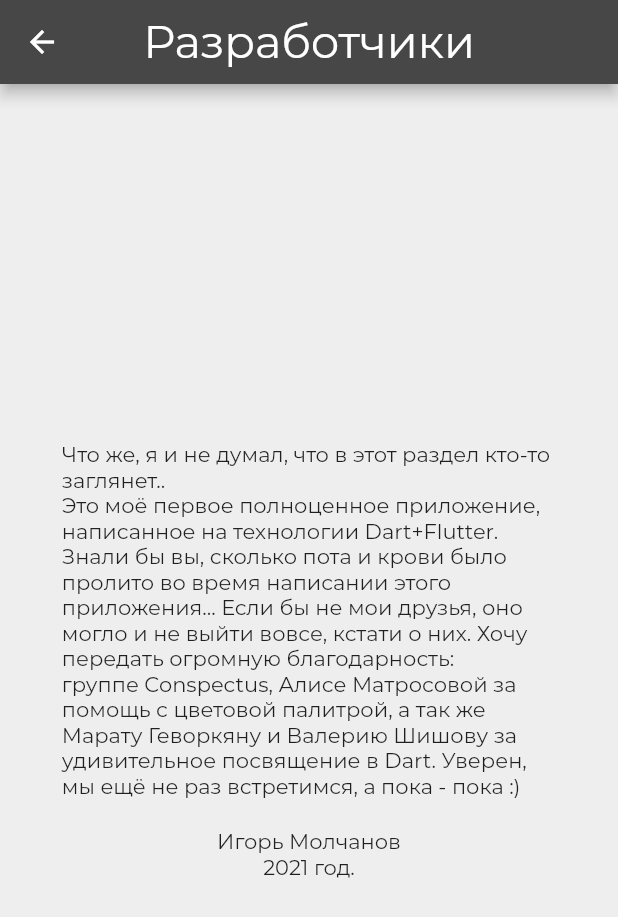
After one commit to meg4cyberc4t/lister, a Flutter app: the SettingsPage screen opened directly, after a tap on "Разработчики", on a phone screen of 412 x 824 dp. The commit adds this screen. Shown: the top 917 px of the screen. Run offline on Flutter 3.47's test engine with Material 2 defaults, Android fonts, the phone set to English and light mode, and no system bars; our stand-ins replace flutter_slidable, hive, hive_flutter, persistent_bottom_nav_bar, pie_chart, url_launcher_web; accounts and stored records are empty; project files that could hold a hidden picture were left out.

Commit message:
Нижняя половина настроек: DevelopersPage, HelpPage, VarsionPage

```diff
--- a/lib/components/dialogs/createDialog.dart
+++ b/lib/components/dialogs/createNoteDialog.dart
@@ -4,7 +4,7 @@ import 'package:lister/components/MyTextField.dart';
 import 'package:lister/components/controller.dart';
 import 'package:lister/variables.dart';
 
-Future<dynamic> createAdderDialog(BuildContext context, setState) {
+Future<dynamic> createAdderNoteDialog(BuildContext context, setState) {
   return showDialog(
       context: context,
       builder: (context) {
@@ -12,7 +12,7 @@ Future<dynamic> createAdderDialog(BuildContext context, setState) {
         Function submitFunction = () {
           String text = _textEditingController.text.trim();
           if (text.isNotEmpty) {
-            ListerController.add(text);
+            ListerController.addNote(title: text);
             setState(() {});
             Navigator.of(context).pop(false);
           } else {
--- a/lib/pages/settingsPage.dart
+++ b/lib/pages/settingsPage.dart
@@ -1,6 +1,9 @@
 import 'package:flutter/material.dart';
 import 'package:lister/components/FolderTitle.dart';
 import 'package:lister/components/MaterialButtonSettings.dart';
+import 'package:lister/pages/settingsPages/developersPage.dart';
+import 'package:lister/pages/settingsPages/helpPage.dart';
+import 'package:lister/pages/settingsPages/versionPage.dart';
 import 'package:lister/variables.dart';
 
 class SettingsPage extends StatelessWidget {
@@ -21,15 +24,31 @@ class SettingsPage extends StatelessWidget {
         children: [
           FolderTitle(title: 'Общие'),
           MaterialButtonSettings(title: 'Тема'),
-          MaterialButtonSettings(title: 'Звук выполнения задачи'),
-          MaterialButtonSettings(title: 'Папки'),
-          MaterialButtonSettings(title: 'Закреплённые задачи'),
+          MaterialButtonSettings(title: 'Шрифт'),
           MaterialButtonSettings(title: 'Язык'),
           SizedBox(height: 10),
           FolderTitle(title: 'О сервисе'),
-          MaterialButtonSettings(title: 'Версия'),
-          MaterialButtonSettings(title: 'Поддержка'),
-          MaterialButtonSettings(title: 'Разработчики'),
+          MaterialButtonSettings(
+              title: 'Версия',
+              onPressed: () => Navigator.push(
+                  context,
+                  MaterialPageRoute(
+                    builder: (context) => VersionPage(),
+                  ))),
+          MaterialButtonSettings(
+              title: 'Поддержка / Обратная связь',
+              onPressed: () => Navigator.push(
+                  context,
+                  MaterialPageRoute(
+                    builder: (context) => HelpPage(),
+                  ))),
+          MaterialButtonSettings(
+              title: 'Разработчики',
+              onPressed: () => Navigator.push(
+                  context,
+                  MaterialPageRoute(
+                    builder: (context) => DevelopersPage(),
+                  ))),
           SizedBox(height: 10),
         ],
       ),
--- /dev/null
+++ b/lib/pages/settingsPages/developersPage.dart
@@ -0,0 +1,39 @@
+import 'package:flutter/material.dart';
+import 'package:lister/variables.dart';
+
+class DevelopersPage extends StatelessWidget {
+  const DevelopersPage({Key? key}) : super(key: key);
+
+  @override
+  Widget build(BuildContext context) {
+    return Scaffold(
+      appBar: AppBar(
+        title: Text(
+          'Разработчики',
+          style: TextStyle(fontSize: fontSize2),
+        ),
+        centerTitle: true,
+      ),
+      body: Center(
+        child: SingleChildScrollView(
+          child: Container(
+              width: MediaQuery.of(context).size.width * 0.8,
+              child: Column(
+                mainAxisAlignment: MainAxisAlignment.center,
+                mainAxisSize: MainAxisSize.max,
+                children: [
+                  Text(
+                    """Что же, я и не думал, что в этот раздел кто-то заглянет..\nЭто моё первое полноценное приложение, написанное на технологии Dart+Flutter. Знали бы вы, сколько пота и крови было пролито во время написании этого приложения... Если бы не мои друзья, оно могло и не выйти вовсе, кстати о них. Хочу передать огромную благодарность:
+группе Conspectus, Алисе Матросовой за помощь с цветовой палитрой, а так же Марату Геворкяну и Валерию Шишову за удивительное посвящение в Dart. Уверен, мы ещё не раз встретимся, а пока - пока :)""",
+                    textAlign: TextAlign.left,
+                  ),
+                  SizedBox(height: 20),
+                  Text('Игорь Молчанов'),
+                  Text('2021 год.'),
+                ],
+              )),
+        ),
+      ),
+    );
+  }
+}
--- a/pubspec.yaml
+++ b/pubspec.yaml
@@ -17,11 +17,13 @@ dependencies:
   hive_flutter: ^1.0.0
   pie_chart: ^5.0.0
   theme_mode_handler: ^3.0.0
+  url_launcher: ^6.0.6
 
 dev_dependencies:
   flutter_test:
     sdk: flutter
   hive_generator: ^1.1.0
+  build_runner: ^1.8.1
 
 
 flutter:
```
Also changed, not shown: lib/components/controller.dart (+94 -20 lines), lib/components/models/counters.dart (added, +20 -0 lines), lib/components/models/group.dart (added, +21 -0 lines), lib/components/models/note.dart (added, +14 -0 lines), lib/generated_plugin_registrant.dart (added, +15 -0 lines), lib/main.dart (+8 -0 lines), lib/pages/homePage.dart (+34 -13 lines), lib/pages/settingsPages/helpPage.dart (added, +40 -0 lines), lib/pages/settingsPages/versionPage.dart (added, +40 -0 lines), lib/pages/statsPage.dart (+9 -9 lines), lib/components/models/counters.g.dart (added), lib/components/models/group.g.dart (added), lib/components/models/note.g.dart (added), 7 other files.
